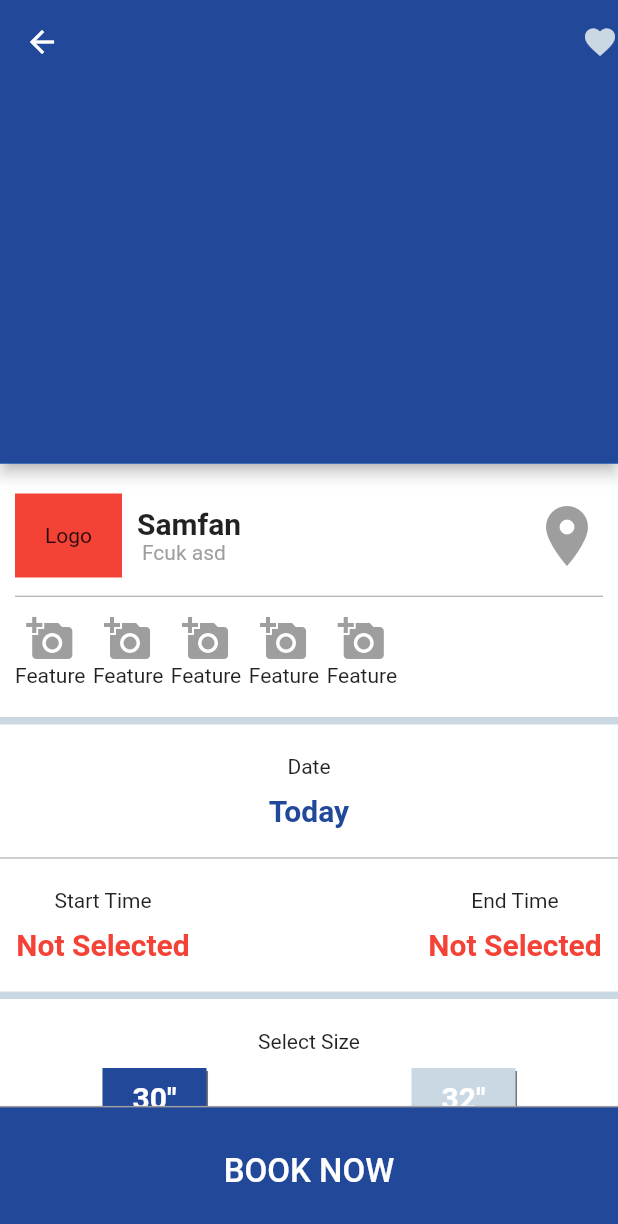
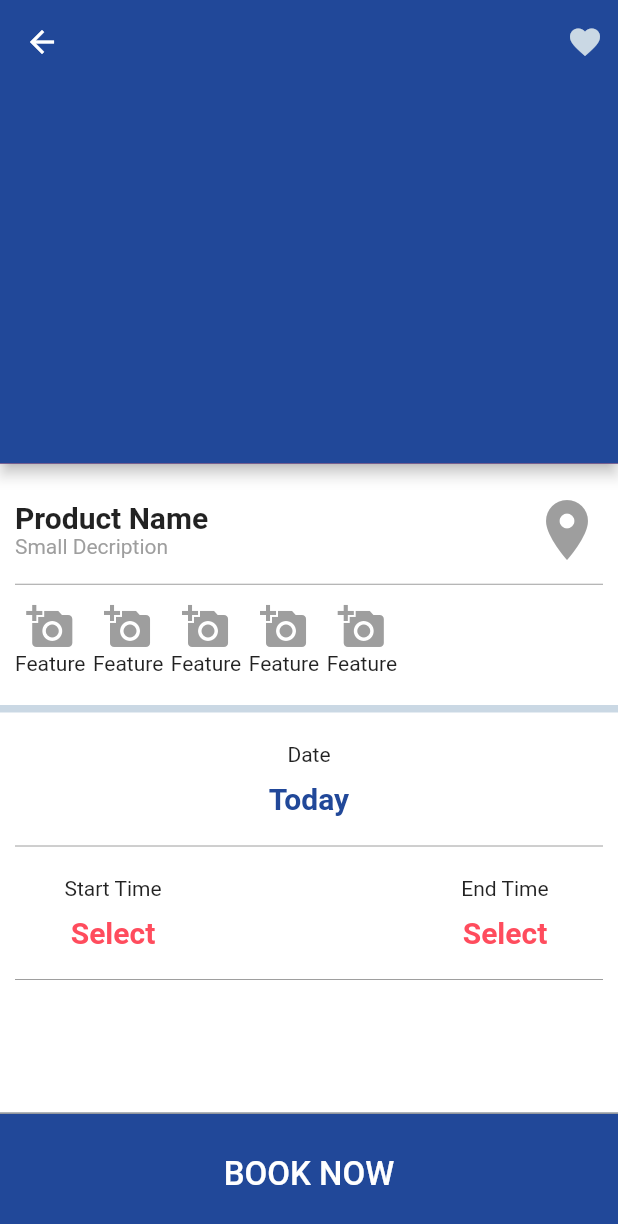
Before and after one commit to plokmij/ui-item-detail-page, a Flutter app: the screen it shows after launch, on a phone screen of 412 x 824 dp. Shown: the top 1224 px of the screen. Run offline on Flutter 3.47's test engine with Material 2 defaults, Android fonts, the phone set to English and light mode, and no system bars.

Commit message:
alignment

```diff
--- a/lib/src/screens/detail_page.dart
+++ b/lib/src/screens/detail_page.dart
@@ -7,7 +7,15 @@ import '../widgets/price_card.dart';
 import '../widgets/book_button.dart';
 
 class ItemDetail extends StatelessWidget {
-  final widgets = [TitleCard(name: "Samfan",address: "Fcuk asd  ",), DateTimeCard(),SizeSelector(), PriceCard(),];
+  final widgets = [
+    TitleCard(
+      name: "Product Name",
+      address: "Small Decription  ",
+    ),
+    DateTimeCard(),
+    SizeSelector(),
+    PriceCard(),
+  ];
   Widget build(BuildContext context) {
     return Scaffold(
       bottomNavigationBar: BookButton(),
@@ -17,14 +25,18 @@ class ItemDetail extends StatelessWidget {
           print(innerBoxIsScrolled);
           return <Widget>[
             SliverAppBar(
-              //title: Text('Achantr'),
-              //backgroundColor: Color(0x00ffff),
+              backgroundColor: Color(0xffff4c5d),
               leading: Icon(Icons.arrow_back),
+              centerTitle: true,
+              title: innerBoxIsScrolled?Text("Product Name"):Text(" ") ,
               actions: <Widget>[
-                Icon(
-                  Icons.favorite,
-                  color: Color(0xffcad8e4),
-                )
+                Container(
+                  padding: EdgeInsets.only(right: 10.0),
+                  child: Icon(
+                    Icons.favorite,
+                    color: Color(0xffcad8e4),
+                  ),
+                ),
               ],
               expandedHeight:
                   (MediaQuery.of(context).size.height / 2) * (3 / 4),
@@ -39,8 +51,9 @@ class ItemDetail extends StatelessWidget {
         },
         body: Container(
           child: ListView.builder(
+            padding: EdgeInsets.all(0.0),
             itemCount: widgets.length,
-            itemBuilder: (context, int index){
+            itemBuilder: (context, int index) {
               return widgets[index];
             },
           ),
--- a/lib/src/widgets/book_button.dart
+++ b/lib/src/widgets/book_button.dart
@@ -2,7 +2,7 @@ import 'package:flutter/material.dart';
 
 class BookButton extends StatelessWidget {
   Widget build(BuildContext context) {
-    final height = MediaQuery.of(context).size.height / 9.5;
+    final height = MediaQuery.of(context).size.height / 10;
     return Container(
       padding: EdgeInsets.symmetric(horizontal: 25.0, vertical: 15.0),
       decoration: BoxDecoration(
--- a/lib/src/widgets/date_time_card.dart
+++ b/lib/src/widgets/date_time_card.dart
@@ -9,7 +9,7 @@ class DateTimeCard extends StatelessWidget {
   Widget build(BuildContext context) {
     return Container(
       margin: EdgeInsets.symmetric(vertical: 5.0),
-      padding: EdgeInsets.symmetric(vertical: 20.0),
+      padding: EdgeInsets.symmetric(vertical: 20.0, horizontal: 10.0),
       decoration: BoxDecoration(
         shape: BoxShape.rectangle,
         color: Colors.white,
@@ -22,6 +22,11 @@ class DateTimeCard extends StatelessWidget {
             height: 40.0,
           ),
           buildTimeText(),
+          Divider(
+            color: Colors.grey,
+            height: 40.0,
+          ),
+          availability(),
         ],
       ),
     );
@@ -56,9 +61,9 @@ class DateTimeCard extends StatelessWidget {
               ),
               Container(
                 child: Text(
-                  "Not Selected",
+                  "Select",
                   style: TextStyle(
-                    color: Colors.red,
+                    color: Color(0xffff4c5d),
                     fontSize: 20.0,
                     fontWeight: FontWeight.bold,
                   ),
@@ -77,9 +82,9 @@ class DateTimeCard extends StatelessWidget {
             ),
             Container(
               child: Text(
-                "Not Selected",
+                "Select",
                 style: TextStyle(
-                  color: Colors.red,
+                  color: Color(0xffff4c5d),
                   fontSize: 20.0,
                   fontWeight: FontWeight.bold,
                 ),
@@ -90,4 +95,10 @@ class DateTimeCard extends StatelessWidget {
       ],
     );
   }
+
+  Widget availability() {
+    return Container(
+      height: 100,
+    );
+  }
 }
--- a/lib/src/widgets/price_card.dart
+++ b/lib/src/widgets/price_card.dart
@@ -3,6 +3,7 @@ import 'package:flutter/material.dart';
 class PriceCard extends StatelessWidget {
   Widget build(BuildContext context) {
     return Container(
+      //height: 100,
       color: Colors.white,
       padding: EdgeInsets.symmetric(horizontal: 10.0, vertical: 10.0),
       margin: EdgeInsets.only(bottom: 5.0),
--- a/lib/src/widgets/titlecard.dart
+++ b/lib/src/widgets/titlecard.dart
@@ -38,26 +38,23 @@ class TitleCard extends StatelessWidget {
   Widget buildNameRow() {
     return Row(
       children: <Widget>[
-        Container(
+        /*Container(
           padding: EdgeInsets.all(20.0),
           child: Center(child: Text("Logo")),
           margin: EdgeInsets.only(right: 10.0),
           decoration: BoxDecoration(
-            color: Colors.red,
+            color: Color(0xffff4c5d),
           ),
-        ),
+        ),*/
         Column(
           mainAxisAlignment: MainAxisAlignment.start,
+          crossAxisAlignment: CrossAxisAlignment.start,
           children: <Widget>[
-            Column(
-              children: <Widget>[
-                Text(
+            Text(
                   name,
                   textAlign: TextAlign.left,
                   style: header,
                 ),
-              ],
-            ),
             Text(
               address,
               textAlign: TextAlign.left,
```
